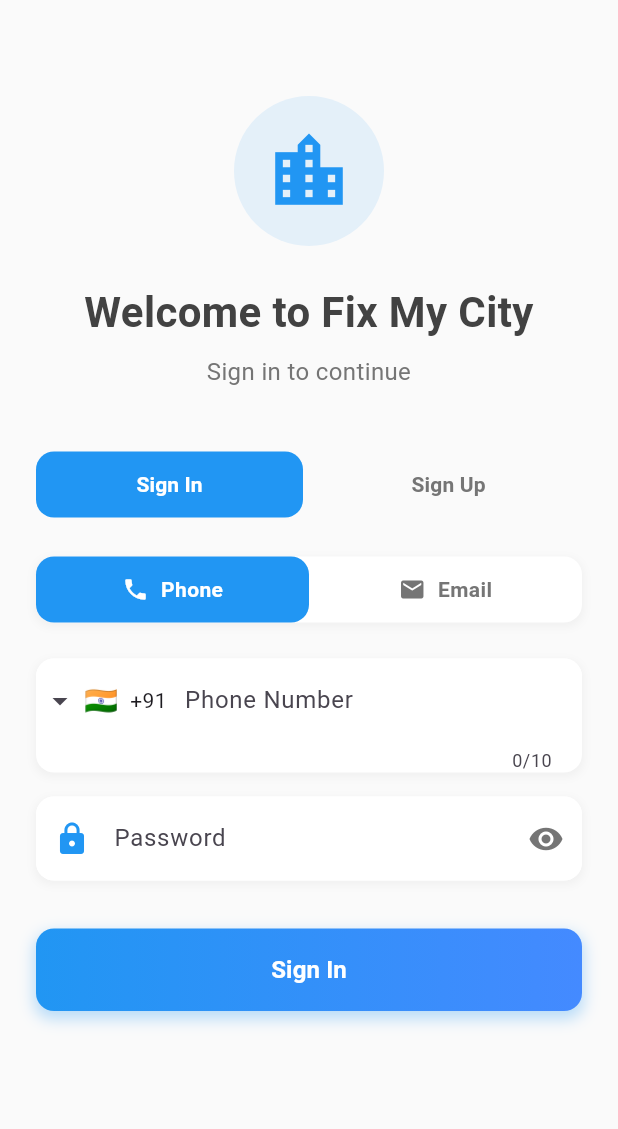
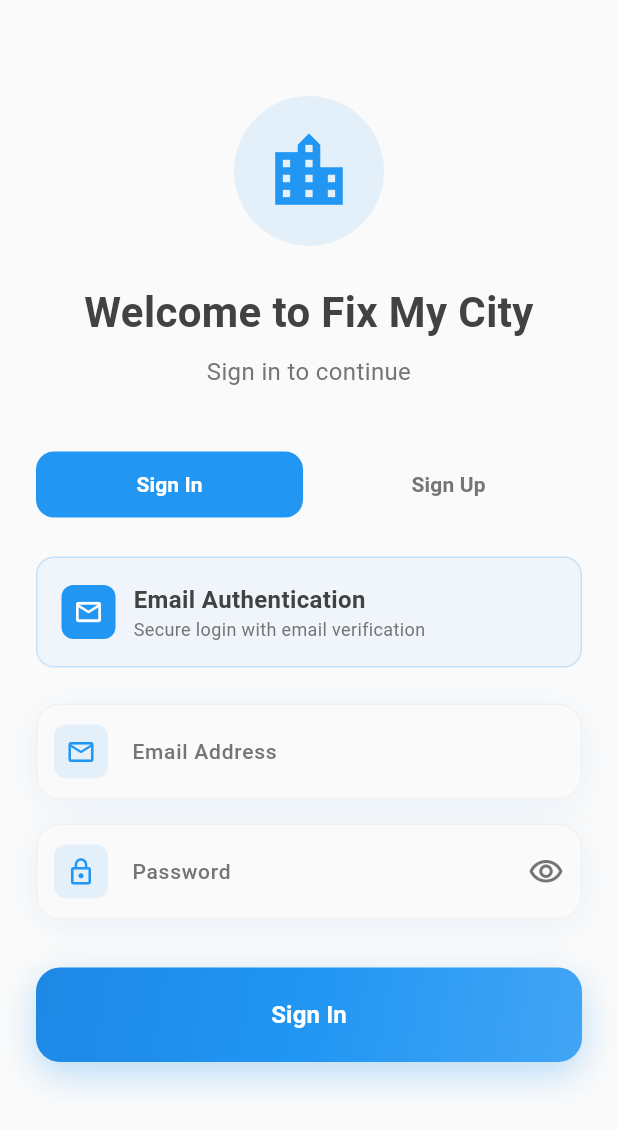
Before and after one commit to Aadithyaa-Ravishankar/FixmyCity, a Flutter app: the screen it shows after launch, on a phone screen of 412 x 824 dp. Shown: the top 1129 px of the screen. Run offline on Flutter 3.47's test engine with Material 3 defaults, Android fonts, the phone set to English and light mode, and no system bars; drawn by our look-alikes of intl_phone_field; our stand-ins replace pin_code_fields, supabase_flutter; accounts and stored records are empty.

Commit message:
Implement email-only OTP authentication with professional UI
- Remove phone number verification UI components from login screen
- Update login screen to only show email authentication with modern styling
- Remove phone-related methods from auth services (AuthService & SupabaseOTPService)
- Redesign UI with professional gradient buttons, improved shadows, and better typography
- Clean up OTP verification screen to work exclusively with email authentication
- Streamline authentication flow to use Supabase native email OTP only
- Fix compilation errors and improve code maintainability

```diff
--- a/lib/screens/login_screen.dart
+++ b/lib/screens/login_screen.dart
@@ -1,5 +1,4 @@
 import 'package:flutter/material.dart';
-import 'package:intl_phone_field/intl_phone_field.dart';
 import '../services/auth_service.dart';
 
 class LoginScreen extends StatefulWidget {
@@ -12,13 +11,10 @@ class LoginScreen extends StatefulWidget {
 class _LoginScreenState extends State<LoginScreen> with TickerProviderStateMixin {
   final _formKey = GlobalKey<FormState>();
   final _emailController = TextEditingController();
-  final _phoneController = TextEditingController();
   final _passwordController = TextEditingController();
   final _nameController = TextEditingController();
   bool _isLoading = false;
-  bool _isPhoneLogin = true;
   bool _isSignupMode = false;
-  String _selectedCountryCode = '+91';
   bool _obscurePassword = true;
   late AnimationController _animationController;
   late Animation<double> _fadeAnimation;
@@ -44,7 +40,6 @@ class _LoginScreenState extends State<LoginScreen> with TickerProviderStateMixin
   void dispose() {
     _animationController.dispose();
     _emailController.dispose();
-    _phoneController.dispose();
     _passwordController.dispose();
     _nameController.dispose();
     super.dispose();
@@ -78,28 +73,6 @@ class _LoginScreenState extends State<LoginScreen> with TickerProviderStateMixin
   }
 
   Future<void> _handleLogin() async {
-    if (_isPhoneLogin) {
-      String fullPhoneNumber = '$_selectedCountryCode${_phoneController.text}';
-
-      if (!fullPhoneNumber.startsWith('+91') || fullPhoneNumber.length != 13) {
-        throw Exception('Please enter a valid 10-digit India phone number');
-      }
-
-      final passwordResult = await AuthService.authenticateWithPassword(
-        fullPhoneNumber,
-        _passwordController.text,
-        'phone'
-      );
-
-      if (passwordResult['success'] == true) {
-        _showSuccessMessage('Login successful!');
-        Navigator.pushReplacementNamed(context, '/home');
-        return;
-      }
-
-      final result = await AuthService.sendOTPToPhone(fullPhoneNumber);
-      _navigateToOTP('phone', fullPhoneNumber, result);
-    } else {
     final passwordResult = await AuthService.authenticateWithPassword(
       _emailController.text,
       _passwordController.text,
@@ -115,31 +88,19 @@ class _LoginScreenState extends State<LoginScreen> with TickerProviderStateMixin
     final result = await AuthService.sendOTPToEmail(_emailController.text);
     _navigateToOTP('email', _emailController.text, result);
   }
-  }
 
   Future<void> _handleSignup() async {
-    if (_isPhoneLogin) {
-      String fullPhoneNumber = '$_selectedCountryCode${_phoneController.text}';
-
-      if (!fullPhoneNumber.startsWith('+91') || fullPhoneNumber.length != 13) {
-        throw Exception('Please enter a valid 10-digit India phone number');
-      }
-
-      final result = await AuthService.sendOTPToPhone(fullPhoneNumber);
-      _navigateToOTP('phone', fullPhoneNumber, result);
-    } else {
     final result = await AuthService.sendOTPToEmail(_emailController.text);
     _navigateToOTP('email', _emailController.text, result);
   }
-  }
 
   void _navigateToOTP(String type, String identifier, Map<String, dynamic> result) {
-    // For Supabase native OTP, we don't get expires_at, so use default 5 minutes
+    // For email OTP, use default 5 minutes
     final timeLeft = 5; // Default OTP expiry time
 
     ScaffoldMessenger.of(context).showSnackBar(
       SnackBar(
-        content: Text('OTP sent to your ${type == 'phone' ? 'phone' : 'email'}! Valid for $timeLeft minutes.'),
+        content: Text('OTP sent to your email! Valid for $timeLeft minutes.'),
         backgroundColor: Colors.green,
         duration: const Duration(seconds: 4),
       ),
@@ -263,122 +224,105 @@ class _LoginScreenState extends State<LoginScreen> with TickerProviderStateMixin
                     ),
                   ),
 
-                  // Contact Method Toggle
+                  // Email Authentication Header
                   Container(
+                    margin: const EdgeInsets.only(bottom: 24),
+                    padding: const EdgeInsets.all(16),
                     decoration: BoxDecoration(
-                      color: Colors.white,
+                      color: Colors.blue.withOpacity(0.05),
                       borderRadius: BorderRadius.circular(12),
-                      boxShadow: [
-                        BoxShadow(
-                          color: Colors.grey.withOpacity(0.1),
-                          spreadRadius: 1,
-                          blurRadius: 4,
-                          offset: const Offset(0, 2),
-                        ),
-                      ],
+                      border: Border.all(color: Colors.blue.withOpacity(0.2)),
                     ),
                     child: Row(
                       children: [
+                        Container(
+                          padding: const EdgeInsets.all(8),
+                          decoration: BoxDecoration(
+                            color: Colors.blue,
+                            borderRadius: BorderRadius.circular(8),
+                          ),
+                          child: const Icon(
+                            Icons.email_outlined,
+                            color: Colors.white,
+                            size: 20,
+                          ),
+                        ),
+                        const SizedBox(width: 12),
                         Expanded(
-                          child: GestureDetector(
-                            onTap: () {
-                              setState(() {
-                                _isPhoneLogin = true;
-                              });
-                            },
-                            child: Container(
-                              padding: const EdgeInsets.symmetric(vertical: 12),
-                              decoration: BoxDecoration(
-                                color: _isPhoneLogin ? Colors.blue : Colors.transparent,
-                                borderRadius: BorderRadius.circular(12),
+                          child: Column(
+                            crossAxisAlignment: CrossAxisAlignment.start,
+                            children: [
+                              Text(
+                                'Email Authentication',
+                                style: TextStyle(
+                                  fontSize: 16,
+                                  fontWeight: FontWeight.w600,
+                                  color: Colors.grey[800],
                                 ),
-                              child: Row(
-                                mainAxisAlignment: MainAxisAlignment.center,
-                                children: [
-                                  Icon(
-                                    Icons.phone,
-                                    color: _isPhoneLogin ? Colors.white : Colors.grey[600],
-                                    size: 18,
                               ),
-                                  const SizedBox(width: 8),
                               Text(
-                                    'Phone',
+                                'Secure login with email verification',
                                 style: TextStyle(
-                                      color: _isPhoneLogin ? Colors.white : Colors.grey[600],
-                                      fontWeight: FontWeight.w600,
+                                  fontSize: 12,
+                                  color: Colors.grey[600],
                                 ),
                               ),
                             ],
                           ),
                         ),
-                          ),
-                        ),
-                        Expanded(
-                          child: GestureDetector(
-                            onTap: () {
-                              setState(() {
-                                _isPhoneLogin = false;
-                              });
-                            },
-                            child: Container(
-                              padding: const EdgeInsets.symmetric(vertical: 12),
-                              decoration: BoxDecoration(
-                                color: !_isPhoneLogin ? Colors.blue : Colors.transparent,
-                                borderRadius: BorderRadius.circular(12),
-                              ),
-                              child: Row(
-                                mainAxisAlignment: MainAxisAlignment.center,
-                                children: [
-                                  Icon(
-                                    Icons.email,
-                                    color: !_isPhoneLogin ? Colors.white : Colors.grey[600],
-                                    size: 18,
-                                  ),
-                                  const SizedBox(width: 8),
-                                  Text(
-                                    'Email',
-                                    style: TextStyle(
-                                      color: !_isPhoneLogin ? Colors.white : Colors.grey[600],
-                                      fontWeight: FontWeight.w600,
-                                    ),
-                                  ),
                       ],
                     ),
                   ),
-                          ),
-                        ),
-                      ],
-                    ),
-                  ),
-                  const SizedBox(height: 24),
 
                   // Name Field (for signup)
                   if (_isSignupMode) ...[
                     Container(
                       decoration: BoxDecoration(
                         color: Colors.white,
-                        borderRadius: BorderRadius.circular(12),
+                        borderRadius: BorderRadius.circular(16),
                         boxShadow: [
                           BoxShadow(
-                            color: Colors.grey.withOpacity(0.1),
-                            spreadRadius: 1,
-                            blurRadius: 4,
-                            offset: const Offset(0, 2),
+                            color: Colors.blue.withOpacity(0.08),
+                            spreadRadius: 0,
+                            blurRadius: 20,
+                            offset: const Offset(0, 4),
                           ),
                         ],
                       ),
                       child: TextFormField(
                         controller: _nameController,
+                        style: const TextStyle(fontSize: 16, fontWeight: FontWeight.w500),
                         decoration: InputDecoration(
                           labelText: 'Full Name',
+                          labelStyle: TextStyle(
+                            color: Colors.grey[600],
+                            fontSize: 14,
+                            fontWeight: FontWeight.w500,
+                          ),
                           border: OutlineInputBorder(
-                            borderRadius: BorderRadius.circular(12),
+                            borderRadius: BorderRadius.circular(16),
                             borderSide: BorderSide.none,
                           ),
+                          enabledBorder: OutlineInputBorder(
+                            borderRadius: BorderRadius.circular(16),
+                            borderSide: BorderSide(color: Colors.grey.withOpacity(0.1)),
+                          ),
+                          focusedBorder: OutlineInputBorder(
+                            borderRadius: BorderRadius.circular(16),
+                            borderSide: const BorderSide(color: Colors.blue, width: 2),
+                          ),
                           filled: true,
-                          fillColor: Colors.white,
-                          prefixIcon: const Icon(Icons.person, color: Colors.blue),
-                          contentPadding: const EdgeInsets.symmetric(horizontal: 16, vertical: 16),
+                          fillColor: Colors.grey[50],
+                          prefixIcon: Container(
+                            margin: const EdgeInsets.all(12),
+                            padding: const EdgeInsets.all(8),
+                            decoration: BoxDecoration(
+                              color: Colors.blue.withOpacity(0.1),
+                              borderRadius: BorderRadius.circular(8),
+                            ),
+                            child: const Icon(Icons.person_outline, color: Colors.blue, size: 20),
+                          ),
+                          contentPadding: const EdgeInsets.symmetric(horizontal: 20, vertical: 20),
                         ),
                         validator: (value) {
                           if (_isSignupMode && (value == null || value.isEmpty)) {
@@ -388,60 +332,58 @@ class _LoginScreenState extends State<LoginScreen> with TickerProviderStateMixin
                         },
                       ),
                     ),
-                    const SizedBox(height: 16),
+                    const SizedBox(height: 20),
                   ],
 
-                  // Contact Field
+                  // Email Field
                   Container(
                     decoration: BoxDecoration(
                       color: Colors.white,
-                      borderRadius: BorderRadius.circular(12),
+                      borderRadius: BorderRadius.circular(16),
                       boxShadow: [
                         BoxShadow(
-                          color: Colors.grey.withOpacity(0.1),
-                          spreadRadius: 1,
-                          blurRadius: 4,
-                          offset: const Offset(0, 2),
+                          color: Colors.blue.withOpacity(0.08),
+                          spreadRadius: 0,
+                          blurRadius: 20,
+                          offset: const Offset(0, 4),
                         ),
                       ],
                     ),
-                    child: _isPhoneLogin
-                        ? IntlPhoneField(
-                            controller: _phoneController,
+                    child: TextFormField(
+                      controller: _emailController,
+                      keyboardType: TextInputType.emailAddress,
+                      style: const TextStyle(fontSize: 16, fontWeight: FontWeight.w500),
                       decoration: InputDecoration(
-                              labelText: 'Phone Number',
+                        labelText: 'Email Address',
+                        labelStyle: TextStyle(
+                          color: Colors.grey[600],
+                          fontSize: 14,
+                          fontWeight: FontWeight.w500,
+                        ),
                         border: OutlineInputBorder(
-                                borderRadius: BorderRadius.circular(12),
+                          borderRadius: BorderRadius.circular(16),
                           borderSide: BorderSide.none,
                         ),
-                              filled: true,
-                              fillColor: Colors.white,
-                              contentPadding: const EdgeInsets.symmetric(horizontal: 16, vertical: 16),
+                        enabledBorder: OutlineInputBorder(
+                          borderRadius: BorderRadius.circular(16),
+                          borderSide: BorderSide(color: Colors.grey.withOpacity(0.1)),
                         ),
-                            initialCountryCode: 'IN',
-                            onChanged: (phone) {
-                              _selectedCountryCode = phone.countryCode;
-                            },
-                            validator: (phone) {
-                              if (phone == null || phone.number.isEmpty) {
-                                return 'Please enter your phone number';
-                              }
-                              return null;
-                            },
-                          )
-                        : TextFormField(
-                            controller: _emailController,
-                            keyboardType: TextInputType.emailAddress,
-                            decoration: InputDecoration(
-                              labelText: 'Email Address',
-                              border: OutlineInputBorder(
-                                borderRadius: BorderRadius.circular(12),
-                                borderSide: BorderSide.none,
+                        focusedBorder: OutlineInputBorder(
+                          borderRadius: BorderRadius.circular(16),
+                          borderSide: const BorderSide(color: Colors.blue, width: 2),
                         ),
                         filled: true,
-                              fillColor: Colors.white,
-                              prefixIcon: const Icon(Icons.email, color: Colors.blue),
-                              contentPadding: const EdgeInsets.symmetric(horizontal: 16, vertical: 16),
+                        fillColor: Colors.grey[50],
+                        prefixIcon: Container(
+                          margin: const EdgeInsets.all(12),
+                          padding: const EdgeInsets.all(8),
+                          decoration: BoxDecoration(
+                            color: Colors.blue.withOpacity(0.1),
+                            borderRadius: BorderRadius.circular(8),
+                          ),
+                          child: const Icon(Icons.email_outlined, color: Colors.blue, size: 20),
+                        ),
+                        contentPadding: const EdgeInsets.symmetric(horizontal: 20, vertical: 20),
                       ),
                       validator: (value) {
                         if (value == null || value.isEmpty) {
@@ -460,31 +402,53 @@ class _LoginScreenState extends State<LoginScreen> with TickerProviderStateMixin
                   Container(
                     decoration: BoxDecoration(
                       color: Colors.white,
-                      borderRadius: BorderRadius.circular(12),
+                      borderRadius: BorderRadius.circular(16),
                       boxShadow: [
                         BoxShadow(
-                          color: Colors.grey.withOpacity(0.1),
-                          spreadRadius: 1,
-                          blurRadius: 4,
-                          offset: const Offset(0, 2),
+                          color: Colors.blue.withOpacity(0.08),
+                          spreadRadius: 0,
+                          blurRadius: 20,
+                          offset: const Offset(0, 4),
                         ),
                       ],
                     ),
                     child: TextFormField(
                       controller: _passwordController,
                       obscureText: _obscurePassword,
+                      style: const TextStyle(fontSize: 16, fontWeight: FontWeight.w500),
                       decoration: InputDecoration(
                         labelText: 'Password',
+                        labelStyle: TextStyle(
+                          color: Colors.grey[600],
+                          fontSize: 14,
+                          fontWeight: FontWeight.w500,
+                        ),
                         border: OutlineInputBorder(
-                          borderRadius: BorderRadius.circular(12),
+                          borderRadius: BorderRadius.circular(16),
                           borderSide: BorderSide.none,
                         ),
+                        enabledBorder: OutlineInputBorder(
+                          borderRadius: BorderRadius.circular(16),
+                          borderSide: BorderSide(color: Colors.grey.withOpacity(0.1)),
+                        ),
+                        focusedBorder: OutlineInputBorder(
+                          borderRadius: BorderRadius.circular(16),
+                          borderSide: const BorderSide(color: Colors.blue, width: 2),
+                        ),
                         filled: true,
-                        fillColor: Colors.white,
-                        prefixIcon: const Icon(Icons.lock, color: Colors.blue),
+                        fillColor: Colors.grey[50],
+                        prefixIcon: Container(
+                          margin: const EdgeInsets.all(12),
+                          padding: const EdgeInsets.all(8),
+                          decoration: BoxDecoration(
+                            color: Colors.blue.withOpacity(0.1),
+                            borderRadius: BorderRadius.circular(8),
+                          ),
+                          child: const Icon(Icons.lock_outline, color: Colors.blue, size: 20),
+                        ),
                         suffixIcon: IconButton(
                           icon: Icon(
-                            _obscurePassword ? Icons.visibility : Icons.visibility_off,
+                            _obscurePassword ? Icons.visibility_outlined : Icons.visibility_off_outlined,
                             color: Colors.grey[600],
                           ),
                           onPressed: () {
@@ -493,7 +457,7 @@ class _LoginScreenState extends State<LoginScreen> with TickerProviderStateMixin
                             });
                           },
                         ),
-                        contentPadding: const EdgeInsets.symmetric(horizontal: 16, vertical: 16),
+                        contentPadding: const EdgeInsets.symmetric(horizontal: 20, vertical: 20),
                       ),
                       validator: (value) {
                         if (value == null || value.isEmpty) {
@@ -511,18 +475,22 @@ class _LoginScreenState extends State<LoginScreen> with TickerProviderStateMixin
                   // Auth Button
                   Container(
                     decoration: BoxDecoration(
-                      borderRadius: BorderRadius.circular(12),
-                      gradient: const LinearGradient(
-                        colors: [Colors.blue, Colors.blueAccent],
-                        begin: Alignment.centerLeft,
-                        end: Alignment.centerRight,
+                      borderRadius: BorderRadius.circular(16),
+                      gradient: LinearGradient(
+                        colors: [
+                          Colors.blue.shade600,
+                          Colors.blue.shade500,
+                          Colors.blue.shade400,
+                        ],
+                        begin: Alignment.topLeft,
+                        end: Alignment.bottomRight,
                       ),
                       boxShadow: [
                         BoxShadow(
                           color: Colors.blue.withOpacity(0.3),
-                          spreadRadius: 1,
-                          blurRadius: 8,
-                          offset: const Offset(0, 4),
+                          spreadRadius: 0,
+                          blurRadius: 20,
+                          offset: const Offset(0, 8),
                         ),
                       ],
                     ),
@@ -531,9 +499,9 @@ class _LoginScreenState extends State<LoginScreen> with TickerProviderStateMixin
                       style: ElevatedButton.styleFrom(
                         backgroundColor: Colors.transparent,
                         shadowColor: Colors.transparent,
-                        padding: const EdgeInsets.symmetric(vertical: 16),
+                        padding: const EdgeInsets.symmetric(vertical: 20),
                         shape: RoundedRectangleBorder(
-                          borderRadius: BorderRadius.circular(12),
+                          borderRadius: BorderRadius.circular(16),
                         ),
                       ),
                       child: _isLoading
```
Also changed, not shown: lib/screens/otp_verification_screen.dart (+2 -110 lines), lib/services/auth_service.dart (+0 -22 lines), lib/services/supabase_otp_service.dart (+0 -121 lines). Lines whose indentation alone changed are shown as unchanged.
